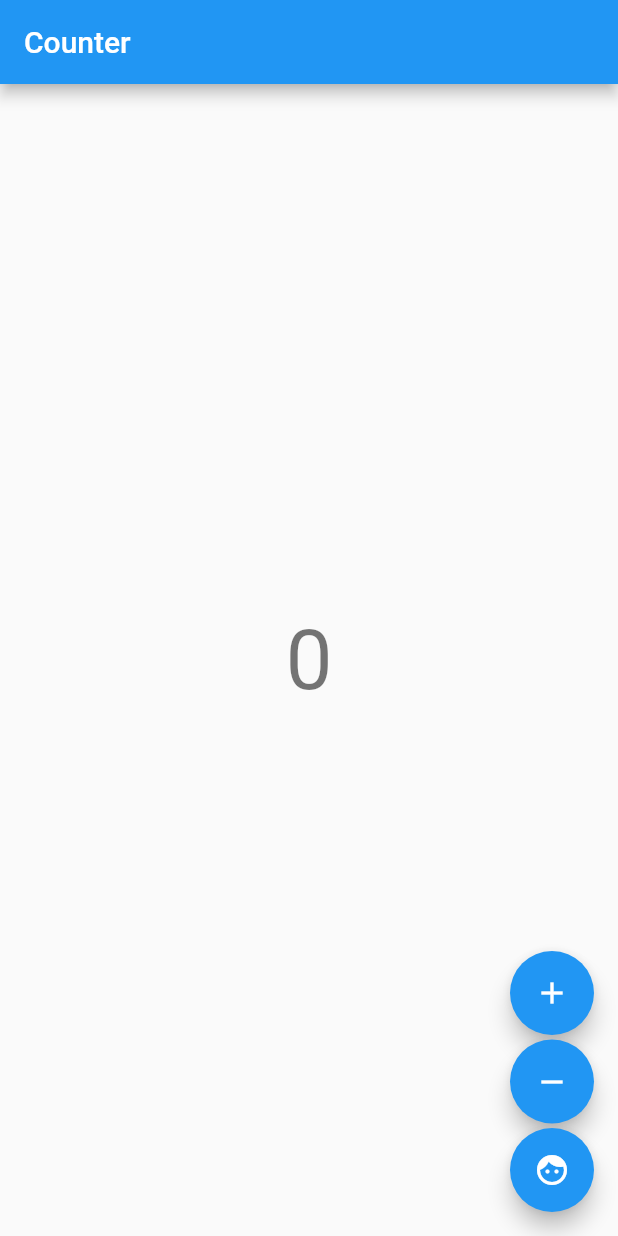
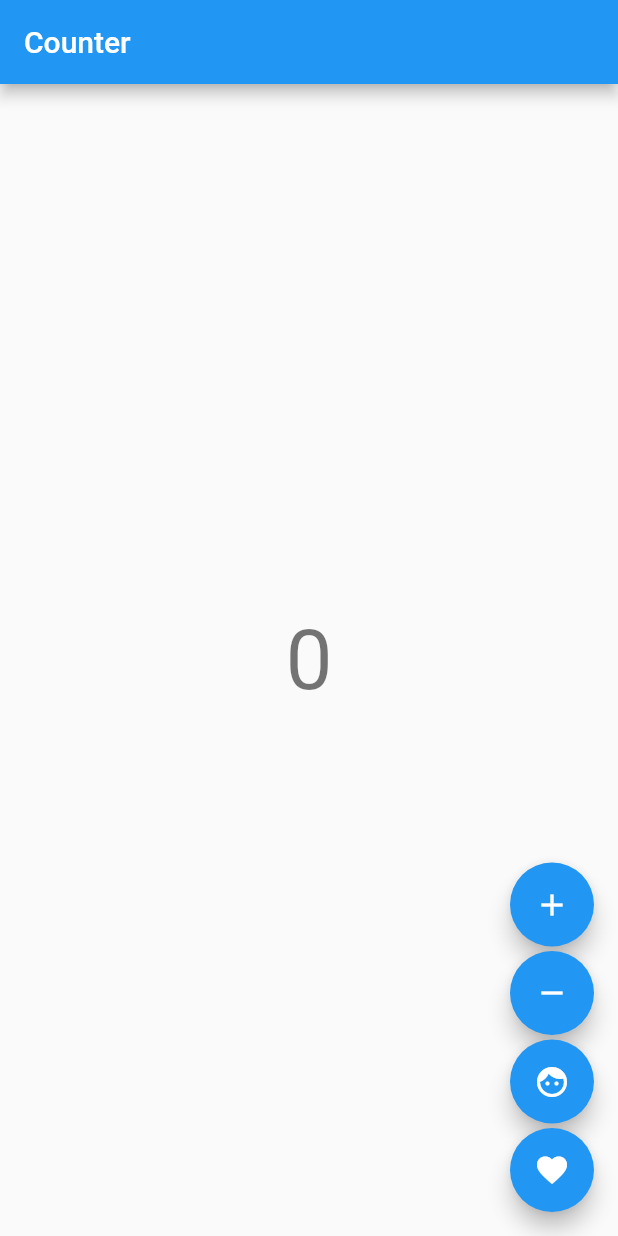
Before and after one commit to naolgithub/counter_provider_bloc, a Flutter app: the screen it shows after launch, on a phone screen of 412 x 824 dp. Run offline on Flutter 3.47's test engine with Material 2 defaults, Android fonts, the phone set to English and light mode, and no system bars; our stand-ins replace flutter_bloc.

Commit message:
widget is added incounter view

```diff
--- a/lib/counter/view/counter_view.dart
+++ b/lib/counter/view/counter_view.dart
@@ -33,11 +33,17 @@ class CounterView extends StatelessWidget {
             child: const Icon(Icons.remove),
             onPressed: () => context.read<CounterCubit>().decrement(),
           ),
-           const SizedBox(height: 3),
+          const SizedBox(height: 3),
           FloatingActionButton(
             key: const Key('counterView_evenNumber_floatingActionButton'),
             child: const Icon(Icons.face_rounded),
             onPressed: () => context.read<CounterCubit>().evenNumber(),
+          ),
+          const SizedBox(height: 3),
+          FloatingActionButton(
+            key: const Key('counterView_evenNumber_floatingActionButton'),
+            child: const Icon(Icons.favorite),
+            onPressed: () => context.read<CounterCubit>().oddNumber(),
           ),
         ],
       ),
```
